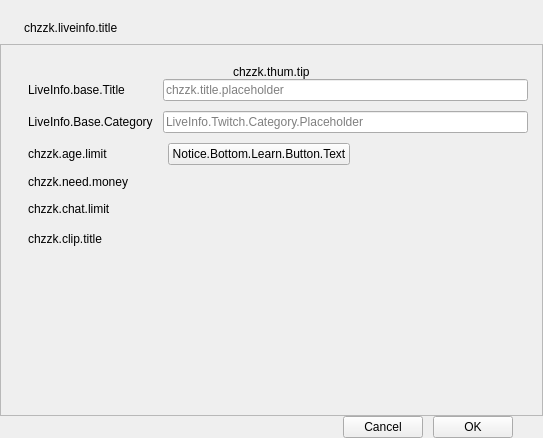
Above: src/prism-live-studio/PRISMLiveStudio/prism-ui/PLSPlatformApi/chzzk/PLSLiveInfoChzzk.ui from naver/prism-live-studio before the change. Below: the same form after it.
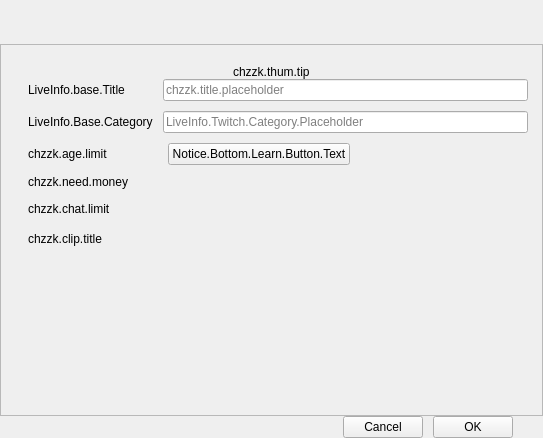
That is the form after the change. Custom widgets are drawn as their Qt base class.

What changed in the file:
```diff
--- a/src/prism-live-studio/PRISMLiveStudio/prism-ui/PLSPlatformApi/chzzk/PLSLiveInfoChzzk.ui
+++ b/src/prism-live-studio/PRISMLiveStudio/prism-ui/PLSPlatformApi/chzzk/PLSLiveInfoChzzk.ui
@@ -48,11 +48,7 @@
        <number>6</number>
       </property>
       <item>
-       <widget class="QLabel" name="titleLabel">
-        <property name="text">
-         <string>chzzk.liveinfo.title</string>
-        </property>
-       </widget>
+       <widget class="PLSLiveInfoDualWidget" name="dualWidget" native="true"/>
       </item>
       <item>
        <spacer name="horizontalSpacer_5">
@@ -564,6 +560,12 @@
    <extends>QLineEdit</extends>
    <header>PLSEdit.h</header>
   </customwidget>
+  <customwidget>
+   <class>PLSLiveInfoDualWidget</class>
+   <extends>QWidget</extends>
+   <header>PLSLiveInfoBase.h</header>
+   <container>1</container>
+  </customwidget>
   <customwidget>
    <class>PLSSelectImageButton</class>
    <extends>QLabel</extends>
```
